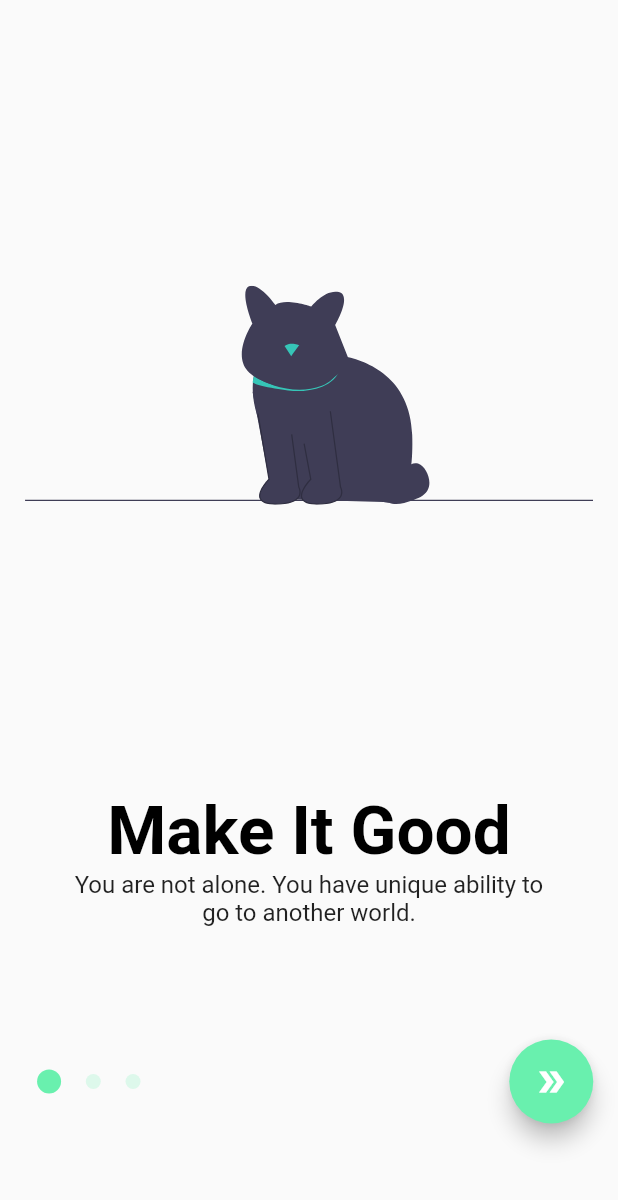
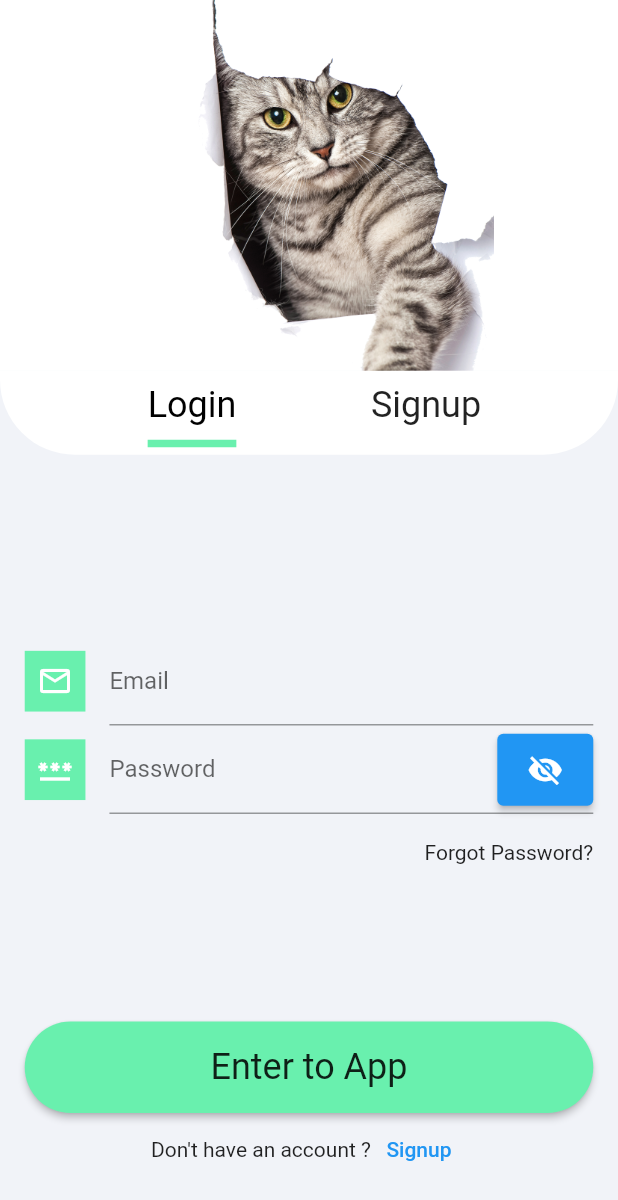
Before and after one commit to furkanagess/fullArchitectureApp, a Flutter app: the screen it shows after launch, on a phone screen of 412 x 824 dp. Shown: the top 1200 px of the screen. Run offline on Flutter 3.47's test engine with Material 2 defaults, Android fonts, the light colour scheme and no system bars; drawn by our look-alikes of auto_size_text; our stand-ins replace flutter_mobx, flutter_svg, mobx; generated files the repository leaves out were written again.

Commit message:
login_view

```diff
--- a/lib/core/images/image_constants.dart
+++ b/lib/core/images/image_constants.dart
@@ -9,11 +9,9 @@ class ImageConstants {
 
   ImageConstants._init();
 
-  final fruit = "fruit".toPng;
-  final dessert = "dessert".toPng;
-  final vegis = "vegis".toPng;
+  final cat = "cat".toPng;
 }
 
 extension _ImageExtension on String {
-  String get toPng => "assets/images/$this.png";
+  String get toPng => "assets/image/$this.png";
 }
--- a/lib/main.dart
+++ b/lib/main.dart
@@ -1,4 +1,5 @@
 import 'package:flutter/material.dart';
+import 'package:random_full_app/view/login/view/login_view.dart';
 import 'package:random_full_app/view/onboard/view/on_board_view.dart';
 
 void main() => runApp(const MyApp());
@@ -11,7 +12,7 @@ class MyApp extends StatelessWidget {
     return MaterialApp(
       debugShowCheckedModeBanner: false,
       title: 'Material App',
-      home: OnBoardView(),
+      home: LoginView(),
     );
   }
 }
--- /dev/null
+++ b/lib/view/login/view/login_view.dart
@@ -0,0 +1,177 @@
+import 'package:flutter/material.dart';
+import 'package:flutter_mobx/flutter_mobx.dart';
+import 'package:random_full_app/core/base/base_widget.dart';
+import 'package:random_full_app/core/extension/context_extension.dart';
+import 'package:random_full_app/core/images/image_constants.dart';
+import 'package:random_full_app/view/login/viewModel/login_view_model.dart';
+
+class LoginView extends StatelessWidget {
+  const LoginView({super.key});
+
+  @override
+  Widget build(BuildContext context) {
+    return BaseView(
+      viewModel: LoginViewModel(),
+      onModelReady: (model) {
+        model.setContext(context);
+        model.init();
+      },
+      onPageBuilder: (BuildContext context, LoginViewModel value) {
+        return DefaultTabController(
+          length: 2,
+          child: Scaffold(
+            key: value.scaffoldState,
+            backgroundColor: context.colors.onBackground,
+            body: SafeArea(
+              child: Column(
+                children: [
+                  AnimatedContainer(
+                    duration: context.lowDuration,
+                    height: context.mediaQuery.viewInsets.bottom > 0
+                        ? 0
+                        : context.height * 0.3,
+                    color: context.colors.background,
+                    child: Center(
+                      child: Image.asset(ImageConstants.instance.cat),
+                    ),
+                  ),
+                  Container(
+                    decoration: BoxDecoration(
+                      color: context.colors.background,
+                      borderRadius: BorderRadius.vertical(
+                        bottom: Radius.circular(50),
+                      ),
+                    ),
+                    child: Padding(
+                      padding: EdgeInsets.only(left: 50, right: 50, bottom: 5),
+                      child: TabBar(
+                        labelColor: Colors.black,
+                        indicatorSize: TabBarIndicatorSize.label,
+                        labelStyle: context.textTheme.headline5,
+                        unselectedLabelStyle: context.textTheme.headline5,
+                        indicatorWeight: 5,
+                        indicatorColor: context.colors.onPrimary,
+                        tabs: [
+                          Tab(text: "Login"),
+                          Tab(text: "Signup"),
+                        ],
+                      ),
+                    ),
+                  ),
+                  Expanded(
+                    flex: 6,
+                    child: Padding(
+                      padding: context.paddingNormal,
+                      child: buildForm(value, context),
+                    ),
+                  ),
+                ],
+              ),
+            ),
+          ),
+        );
+      },
+    );
+  }
+
+  Form buildForm(LoginViewModel value, BuildContext context) {
+    return Form(
+      key: value.formState,
+      child: Column(
+        children: [
+          Spacer(flex: 6),
+          buildFormEmail(context),
+          buildFormPassword(context, value),
+          Spacer(),
+          buildTextForgot(),
+          Spacer(flex: 6),
+          buildLoginButton(context),
+          buildWrapForgot(),
+          Spacer()
+        ],
+      ),
+    );
+  }
+
+  Widget buildFormPassword(BuildContext context, LoginViewModel viewModel) {
+    return Observer(builder: (_) {
+      return TextFormField(
+        obscureText: viewModel.isLockOpen,
+        validator: (value) {
+          value!.isNotEmpty ? null : "This field is required";
+        },
+        decoration: InputDecoration(
+          suffixIcon: ElevatedButton(
+            onPressed: () {
+              viewModel.isLockStateChange();
+            },
+            child: Observer(builder: (_) {
+              return Icon(viewModel.isLockOpen
+                  ? Icons.visibility
+                  : Icons.visibility_off);
+            }),
+          ),
+          labelText: "Password",
+          icon: buildContainerIcon(context, Icons.password_outlined),
+        ),
+      );
+    });
+  }
+
+  TextFormField buildFormEmail(BuildContext context) {
+    return TextFormField(
+      decoration: InputDecoration(
+        labelText: "Email",
+        icon: buildContainerIcon(context, Icons.mail_outline_outlined),
+      ),
+    );
+  }
+
+  Container buildContainerIcon(BuildContext context, IconData icon) {
+    return Container(
+      padding: context.paddingLow,
+      color: context.colors.onPrimary,
+      child: Icon(
+        icon,
+        color: context.colors.background,
+      ),
+    );
+  }
+
+  Widget buildTextForgot() => Align(
+        alignment: Alignment.centerRight,
+        child: Text(
+          "Forgot Password?",
+          textAlign: TextAlign.end,
+        ),
+      );
+
+  ElevatedButton buildLoginButton(BuildContext context) {
+    return ElevatedButton(
+      style: ElevatedButton.styleFrom(
+          padding: context.paddingNormal,
+          shape: StadiumBorder(),
+          backgroundColor: context.colors.onPrimary),
+      onPressed: () {},
+      child: Center(
+        child: Text(
+          "Enter to App",
+          style: context.textTheme.headline5,
+        ),
+      ),
+    );
+  }
+
+  Wrap buildWrapForgot() {
+    return Wrap(
+      crossAxisAlignment: WrapCrossAlignment.center,
+      children: [
+        Text("Don't have an account ?"),
+        TextButton(
+          onPressed: () {},
+          child: Text("Signup"),
+        ),
+      ],
+    );
+  }
+}
--- a/lib/view/onboard/view/on_board_view.dart
+++ b/lib/view/onboard/view/on_board_view.dart
@@ -119,7 +119,7 @@ class OnBoardView extends StatelessWidget {
             model.description,
             style: context.textTheme.subtitle1?.copyWith(
               fontWeight: FontWeight.w400,
-              color: context.colors.onBackground,
+              color: context.colors.primary,
             ),
             textAlign: TextAlign.center,
           ),
--- a/pubspec.yaml
+++ b/pubspec.yaml
@@ -41,6 +41,9 @@ dependencies:
   # ui utilities
   flutter_svg:
   auto_size_text:
+
+  # network
+  vexana:
 
 
 
```
Also changed, not shown: lib/core/theme/app_theme_light.dart (+17 -6 lines), lib/view/login/viewModel/login_view_model.dart (added, +24 -0 lines), assets/image/cat.png (added), lib/view/login/viewModel/login_view_model.g.dart (added), pubspec.lock, 3 other files.
